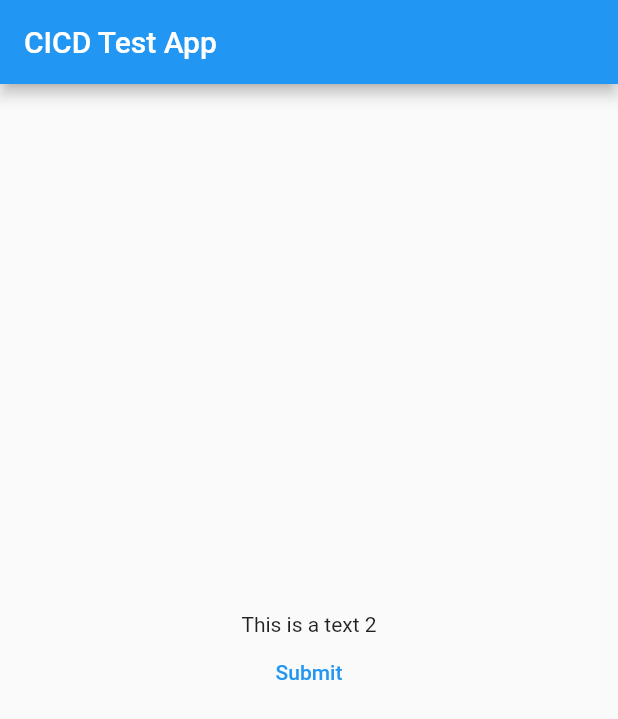
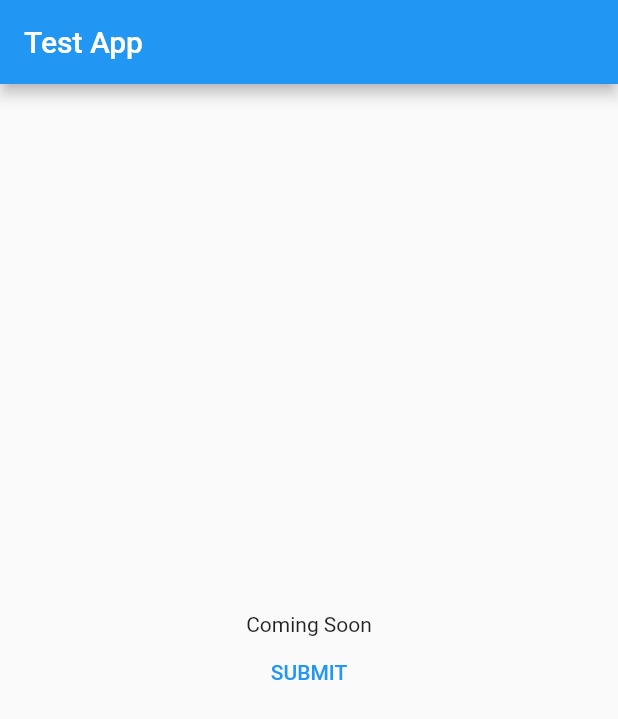
Before and after one commit to habeebrahman021/cicdtestapp, a Flutter app: the screen it shows after launch, on a phone screen of 412 x 824 dp. Shown: the top 719 px of the screen. Run offline on Flutter 3.47's test engine with Material 2 defaults, Android fonts, the phone set to English and light mode, and no system bars.

Commit message:
Home screen content updated.

```diff
--- a/lib/screens/home_screen.dart
+++ b/lib/screens/home_screen.dart
@@ -7,17 +7,17 @@ class HomeScreen extends StatelessWidget {
   Widget build(BuildContext context) {
     return Scaffold(
       appBar: AppBar(
-        title: const Text("CICD Test App"),
+        title: const Text("Test App"),
       ),
       body: Container(
         child: Center(
           child: Column(
             mainAxisAlignment: MainAxisAlignment.center,
             children: [
-              const Text('This is a text 2'),
+              const Text('Coming Soon'),
               TextButton(
                 onPressed: () {},
-                child: const Text("Submit"),
+                child: const Text("SUBMIT"),
               ),
             ],
           ),
```
Also changed, not shown: 1 other file.
